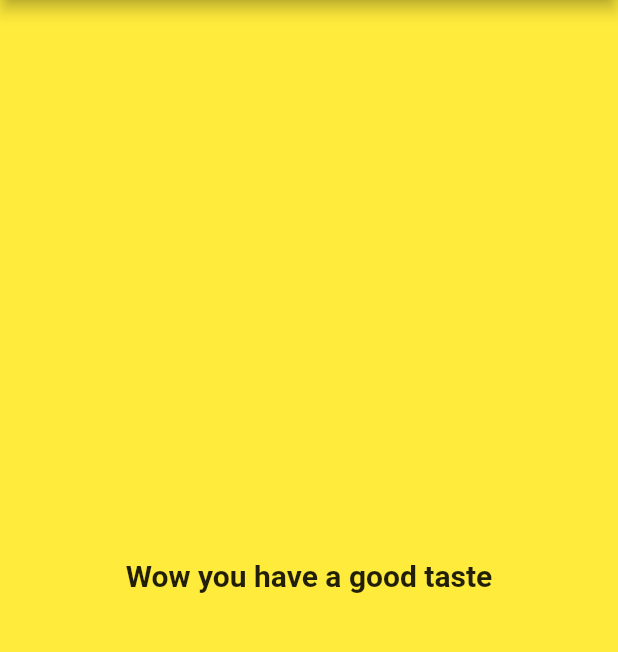
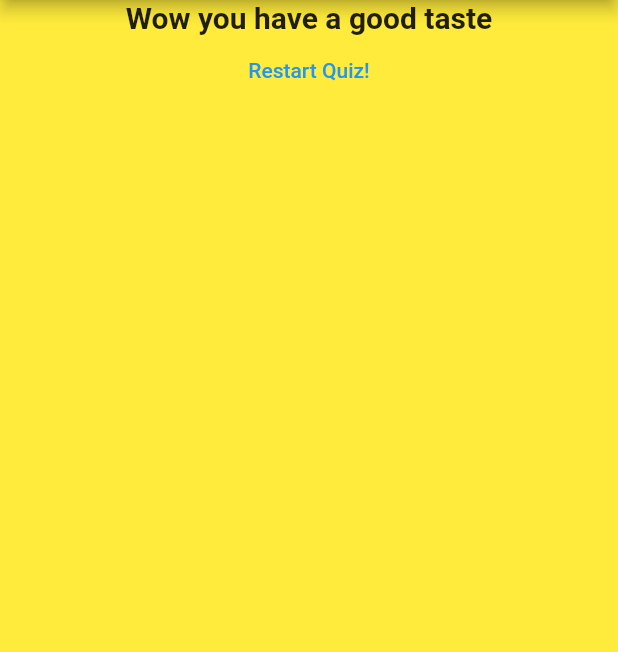
Before and after one commit to valdrinkuchi/flutter_app, a Flutter app: the screen it shows after launch, after a tap on "Red", after a tap on "Audi", after a tap on "Hamster", on a phone screen of 412 x 824 dp, the part 84-736 px from its top. Run offline on Flutter 3.47's test engine with Material 2 defaults, Android fonts, the phone set to English and light mode, and no system bars.

Commit message:
Styling the app

```diff
--- a/lib/main.dart
+++ b/lib/main.dart
@@ -53,6 +53,13 @@ class _MyAppState extends State<MyApp> {
     });
   }
 
+  void _restartQuiz() {
+    setState(() {
+      _questionIndex = 0;
+      _totalScore = 0;
+    });
+  }
+
   @override
   Widget build(BuildContext context) {
     return MaterialApp(
@@ -68,6 +75,6 @@ class _MyAppState extends State<MyApp> {
                     questionIndex: _questionIndex,
                     questions: _questions,
                   )
-                : Result(_totalScore)));
+                : Result(_totalScore, _restartQuiz)));
   }
 }
--- a/lib/result.dart
+++ b/lib/result.dart
@@ -2,7 +2,8 @@ import 'package:flutter/material.dart';
 
 class Result extends StatelessWidget {
   final int finalScore;
-  Result(this.finalScore);
+  final Function restHandler;
+  Result(this.finalScore, this.restHandler);
 
   String get resultPhrase {
     String resultText = 'Thank You';
@@ -17,8 +18,18 @@ class Result extends StatelessWidget {
   @override
   Widget build(BuildContext context) {
     return Center(
-      child: Text(resultPhrase,
-          style: TextStyle(fontSize: 20, fontWeight: FontWeight.bold)),
+      child: Column(
+        children: [
+          Text(resultPhrase,
+              style: TextStyle(fontSize: 20, fontWeight: FontWeight.bold),
+              textAlign: TextAlign.center),
+          FlatButton(
+            child: Text('Restart Quiz!'),
+            onPressed: restHandler,
+            textColor: Colors.blue,
+          ),
+        ],
+      ),
     );
   }
 }
```
